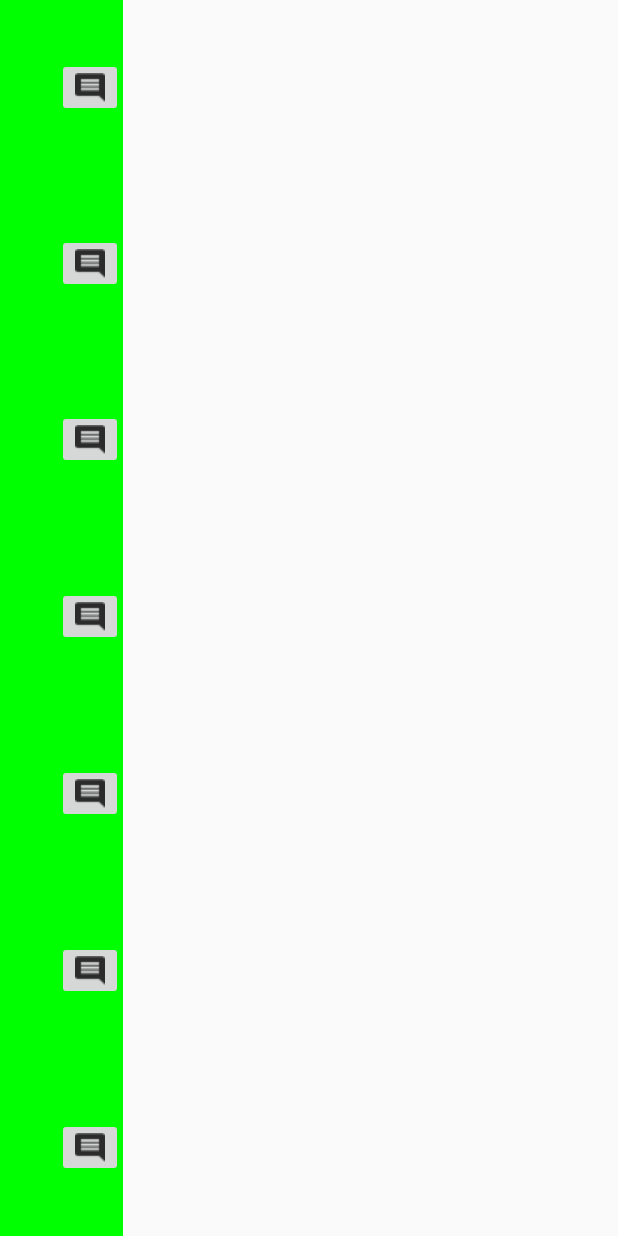
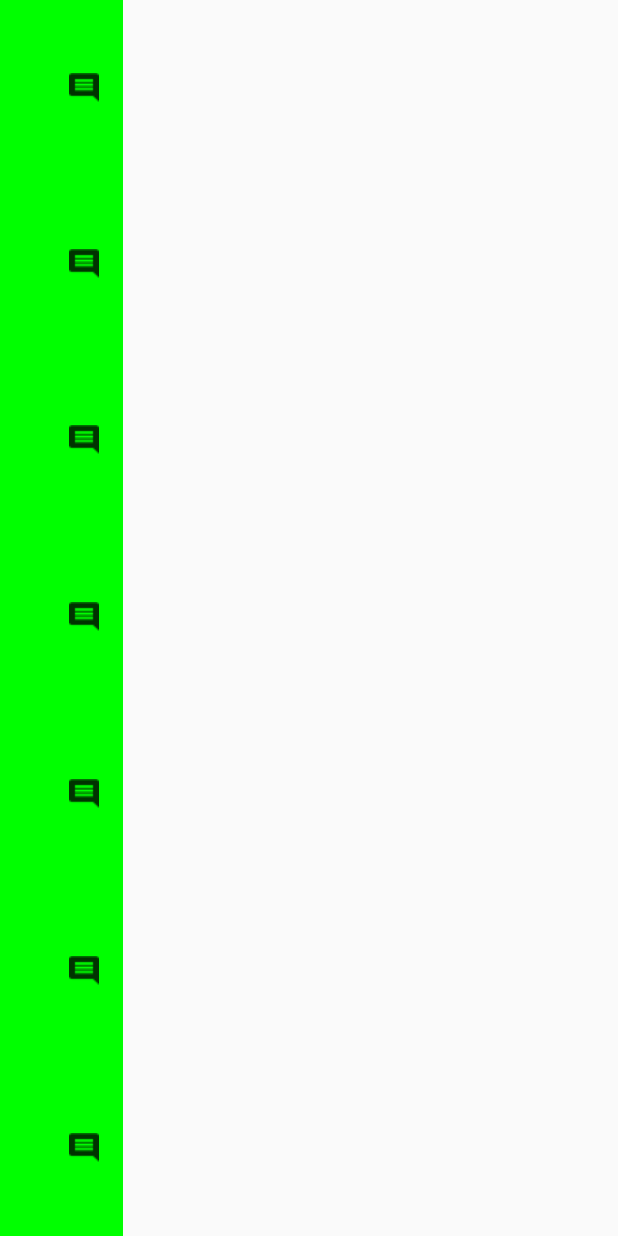
Before and after one commit to rkoper/Android-1---memorisez-votre-humeur-du-jour, an Android app: the layout activity_history.xml on its own in the app's theme, with its tools: preview values and no code run, on a phone screen of 412 x 824 dp. Run offline under Robolectric (Android 15) with nearby library versions, the phone set to English and light mode, and no system bars.

Commit message:
Fix bug on history page

```diff
--- a/app/src/main/res/layout/activity_history.xml
+++ b/app/src/main/res/layout/activity_history.xml
@@ -18,8 +18,9 @@
             android:layout_width="0dp"
             android:layout_height="match_parent">
 
-            <ImageButton
+            <ImageView
                 android:id="@+id/buttonComment1"
+                android:padding="16dp"
                 android:layout_width="wrap_content"
                 android:layout_height="wrap_content"
                 android:layout_gravity="center_vertical|end"
@@ -47,8 +48,9 @@
             android:layout_weight="20"
             android:layout_width="0dp"
             android:layout_height="match_parent">
-            <ImageButton
+            <ImageView
                 android:id="@+id/buttonComment2"
+                android:padding="16dp"
                 android:layout_width="wrap_content"
                 android:layout_height="wrap_content"
                 android:text="Button"
@@ -76,8 +78,9 @@
             android:layout_weight="20"
             android:layout_width="0dp"
             android:layout_height="match_parent">
-            <ImageButton
+            <ImageView
                 android:id="@+id/buttonComment3"
+                android:padding="16dp"
                 android:layout_width="wrap_content"
                 android:layout_height="wrap_content"
                 android:layout_gravity="center_vertical|end"
@@ -107,8 +110,9 @@
             android:layout_width="0dp"
             android:layout_height="match_parent">
 
-        <ImageButton
+        <ImageView
             android:id="@+id/buttonComment4"
+            android:padding="16dp"
             android:layout_width="wrap_content"
             android:layout_gravity="center_vertical|end"
             android:layout_height="wrap_content"
@@ -137,8 +141,9 @@
             android:layout_width="0dp"
             android:layout_height="match_parent">
 
-        <ImageButton
+        <ImageView
             android:id="@+id/buttonComment5"
+            android:padding="16dp"
             android:layout_width="wrap_content"
             android:layout_height="wrap_content"
             android:layout_gravity="center_vertical|end"
@@ -166,8 +171,9 @@
             android:layout_weight="20"
             android:layout_width="0dp"
             android:layout_height="match_parent">
-            <ImageButton
+            <ImageView
                 android:id="@+id/buttonComment6"
+                android:padding="16dp"
                 android:layout_width="wrap_content"
                 android:layout_height="wrap_content"
                 android:layout_gravity="center_vertical|end"
@@ -195,8 +201,9 @@
             android:layout_weight="20"
             android:layout_width="0dp"
             android:layout_height="match_parent">
-            <ImageButton
+            <ImageView
                 android:id="@+id/buttonComment7"
+                android:padding="16dp"
                 android:layout_width="wrap_content"
                 android:layout_height="wrap_content"
                 android:layout_gravity="center_vertical|end"
```
Also changed, not shown: app/src/main/java/com/m/sofiane/moodtracker2/Adapter/SlideAdapter.java (+5 -13 lines), app/src/main/java/com/m/sofiane/moodtracker2/Controller/History.java (+50 -109 lines), app/src/main/java/com/m/sofiane/moodtracker2/Controller/MainActivity.java (+14 -13 lines).
